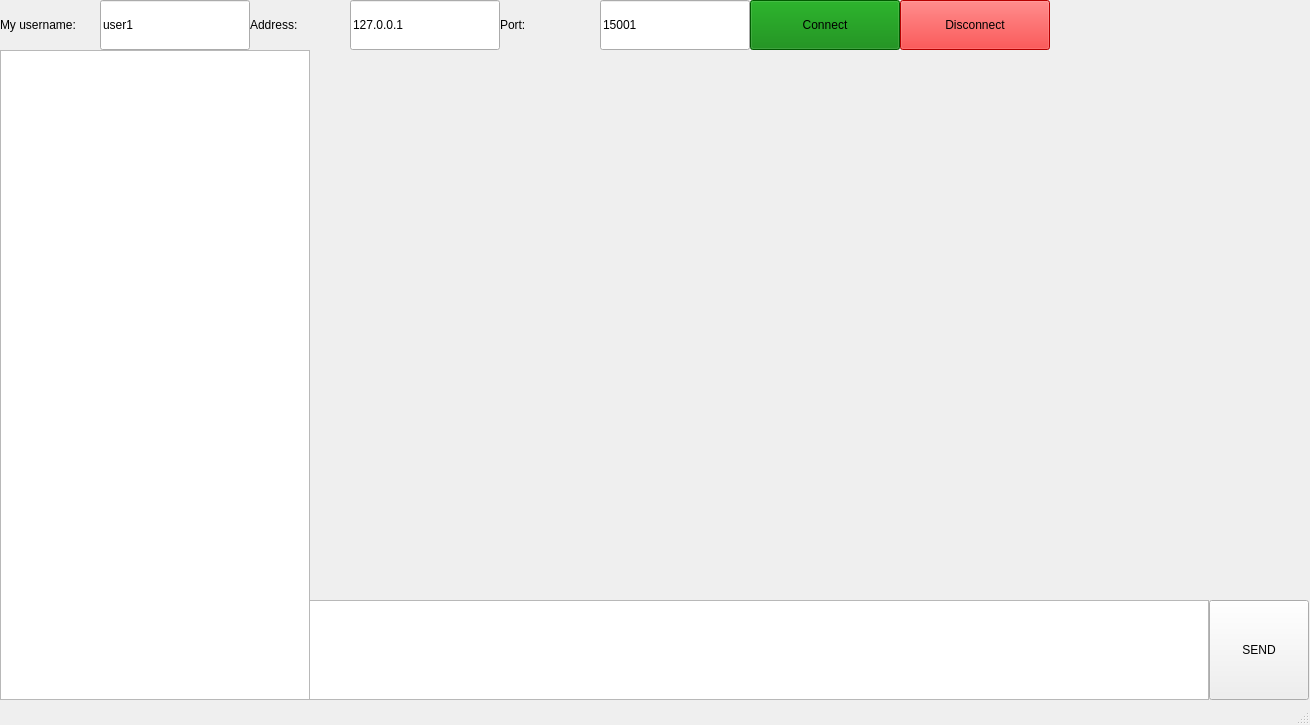
Yezhkova/TcpClient, file mainwindow.ui: the form before one commit.
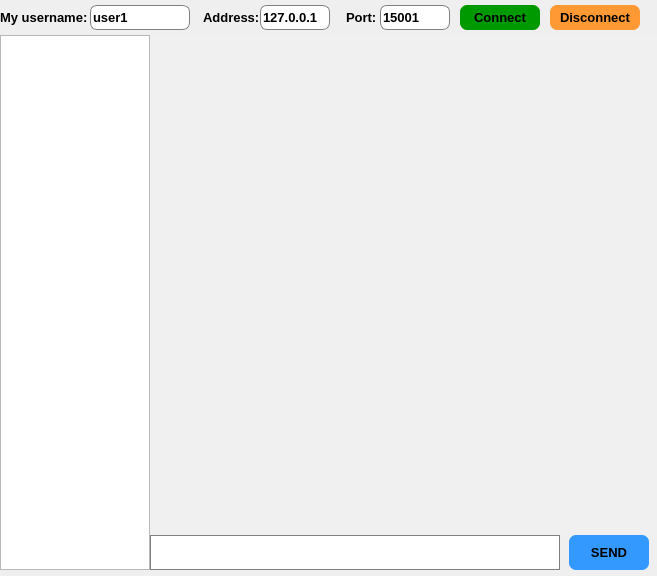
The form after the commit.

Patch:
```diff
--- a/mainwindow.ui
+++ b/mainwindow.ui
@@ -9,33 +9,67 @@
    <rect>
     <x>0</x>
     <y>0</y>
-    <width>1310</width>
-    <height>725</height>
+    <width>657</width>
+    <height>576</height>
    </rect>
   </property>
   <property name="windowTitle">
-   <string>MainWindow</string>
+   <string>Messenger</string>
+  </property>
+  <property name="styleSheet">
+   <string notr="true"/>
   </property>
   <widget class="QWidget" name="centralwidget">
    <widget class="QTextEdit" name="typeMessage">
     <property name="geometry">
      <rect>
-      <x>309</x>
-      <y>600</y>
-      <width>900</width>
-      <height>100</height>
+      <x>150</x>
+      <y>535</y>
+      <width>410</width>
+      <height>35</height>
      </rect>
     </property>
+    <property name="font">
+     <font>
+      <family>Segoe UI</family>
+      <pointsize>10</pointsize>
+      <italic>false</italic>
+      <bold>false</bold>
+     </font>
+    </property>
+    <property name="styleSheet">
+     <string notr="true">border: 1px solid grey;</string>
+    </property>
    </widget>
    <widget class="QPushButton" name="sendButton">
     <property name="geometry">
      <rect>
-      <x>1209</x>
-      <y>600</y>
-      <width>100</width>
-      <height>100</height>
+      <x>569</x>
+      <y>535</y>
+      <width>80</width>
+      <height>35</height>
      </rect>
     </property>
+    <property name="font">
+     <font>
+      <pointsize>10</pointsize>
+      <bold>true</bold>
+     </font>
+    </property>
+    <property name="styleSheet">
+     <string notr="true">QPushButton
+{	
+	background-color: #3399ff;
+	color: black;
+	border-radius: 7px;
+}
+QPushButton:disabled
+{
+	background-color:#b3d9ff;
+	color: grey;
+}
+</string>
+    </property>
     <property name="text">
      <string>SEND</string>
     </property>
@@ -44,40 +78,36 @@
     <property name="geometry">
      <rect>
       <x>0</x>
-      <y>50</y>
-      <width>310</width>
-      <height>650</height>
+      <y>35</y>
+      <width>150</width>
+      <height>535</height>
      </rect>
     </property>
-   </widget>
-   <widget class="QLabel" name="feed">
-    <property name="geometry">
-     <rect>
-      <x>309</x>
-      <y>50</y>
-      <width>1000</width>
-      <height>550</height>
-     </rect>
-    </property>
-    <property name="styleSheet">
-     <string notr="true">QLabel{
-	font: 12pt &quot;Segoe UI&quot;;
-	vertical-align: baseline;
-}</string>
-    </property>
-    <property name="text">
-     <string>&lt;html&gt;&lt;head/&gt;&lt;body&gt;&lt;p align=&quot;justify&quot;&gt;&lt;br/&gt;&lt;/p&gt;&lt;/body&gt;&lt;/html&gt;</string>
+    <property name="font">
+     <font>
+      <pointsize>12</pointsize>
+     </font>
     </property>
    </widget>
    <widget class="QLabel" name="myUsernameLabel">
     <property name="geometry">
      <rect>
       <x>0</x>
-      <y>0</y>
+      <y>5</y>
       <width>100</width>
-      <height>50</height>
+      <height>25</height>
      </rect>
     </property>
+    <property name="font">
+     <font>
+      <pointsize>10</pointsize>
+      <bold>true</bold>
+     </font>
+    </property>
+    <property name="styleSheet">
+     <string notr="true">border: transparent;
+</string>
+    </property>
     <property name="text">
      <string>My username: </string>
     </property>
@@ -85,12 +115,22 @@
    <widget class="QLineEdit" name="myUsernameEdit">
     <property name="geometry">
      <rect>
-      <x>100</x>
-      <y>0</y>
-      <width>150</width>
-      <height>50</height>
+      <x>90</x>
+      <y>5</y>
+      <width>100</width>
+      <height>25</height>
      </rect>
     </property>
+    <property name="font">
+     <font>
+      <pointsize>10</pointsize>
+      <bold>true</bold>
+     </font>
+    </property>
+    <property name="styleSheet">
+     <string notr="true">border: 1px solid grey;
+border-radius: 7px;</string>
+    </property>
     <property name="text">
      <string>user1</string>
     </property>
@@ -98,12 +138,22 @@
    <widget class="QLabel" name="addressLabel">
     <property name="geometry">
      <rect>
-      <x>250</x>
-      <y>0</y>
-      <width>100</width>
-      <height>50</height>
+      <x>203</x>
+      <y>5</y>
+      <width>70</width>
+      <height>25</height>
      </rect>
     </property>
+    <property name="font">
+     <font>
+      <pointsize>10</pointsize>
+      <bold>true</bold>
+     </font>
+    </property>
+    <property name="styleSheet">
+     <string notr="true">border: transparent;
+</string>
+    </property>
     <property name="text">
      <string>Address: </string>
     </property>
@@ -111,12 +161,22 @@
    <widget class="QLineEdit" name="addressEdit">
     <property name="geometry">
      <rect>
-      <x>350</x>
-      <y>0</y>
-      <width>150</width>
-      <height>50</height>
+      <x>260</x>
+      <y>5</y>
+      <width>70</width>
+      <height>25</height>
      </rect>
     </property>
+    <property name="font">
+     <font>
+      <pointsize>10</pointsize>
+      <bold>true</bold>
+     </font>
+    </property>
+    <property name="styleSheet">
+     <string notr="true">border: 1px solid grey;
+border-radius: 7px;</string>
+    </property>
     <property name="text">
      <string>127.0.0.1</string>
     </property>
@@ -124,14 +184,21 @@
    <widget class="QLabel" name="portLabel">
     <property name="geometry">
      <rect>
-      <x>500</x>
-      <y>0</y>
-      <width>100</width>
-      <height>50</height>
+      <x>346</x>
+      <y>5</y>
+      <width>50</width>
+      <height>25</height>
      </rect>
     </property>
+    <property name="font">
+     <font>
+      <pointsize>10</pointsize>
+      <bold>true</bold>
+     </font>
+    </property>
     <property name="styleSheet">
-     <string notr="true">border: solid grey;</string>
+     <string notr="true">border: transparent;
+</string>
     </property>
     <property name="text">
      <string>Port:</string>
@@ -140,12 +207,22 @@
    <widget class="QLineEdit" name="portEdit">
     <property name="geometry">
      <rect>
-      <x>600</x>
-      <y>0</y>
-      <width>150</width>
-      <height>50</height>
+      <x>380</x>
+      <y>5</y>
+      <width>70</width>
+      <height>25</height>
      </rect>
     </property>
+    <property name="font">
+     <font>
+      <pointsize>10</pointsize>
+      <bold>true</bold>
+     </font>
+    </property>
+    <property name="styleSheet">
+     <string notr="true">border: 1px solid grey;
+border-radius: 7px;</string>
+    </property>
     <property name="text">
      <string>15001</string>
     </property>
@@ -153,15 +230,38 @@
    <widget class="QPushButton" name="connectButton">
     <property name="geometry">
      <rect>
-      <x>750</x>
-      <y>0</y>
-      <width>150</width>
-      <height>50</height>
+      <x>460</x>
+      <y>5</y>
+      <width>80</width>
+      <height>25</height>
      </rect>
     </property>
+    <property name="font">
+     <font>
+      <pointsize>10</pointsize>
+      <bold>true</bold>
+     </font>
+    </property>
     <property name="styleSheet">
-     <string notr="true">background-color: green;
-color: black;</string>
+     <string notr="true">QPushButton 
+{	
+	background-color: #009900;
+	color: black;
+	border-radius: 7px;
+}
+
+QPushButton:pressed 
+{
+  background-color: green;
+}
+
+QPushButton:disabled
+{
+  background-color:#a8d194;
+  border-radius: 7px;
+  color: grey;
+}
+</string>
     </property>
     <property name="text">
      <string>Connect</string>
@@ -170,32 +270,50 @@
    <widget class="QPushButton" name="disconnectButton">
     <property name="geometry">
      <rect>
-      <x>900</x>
-      <y>0</y>
-      <width>150</width>
-      <height>50</height>
+      <x>550</x>
+      <y>5</y>
+      <width>90</width>
+      <height>25</height>
      </rect>
     </property>
+    <property name="font">
+     <font>
+      <pointsize>10</pointsize>
+      <bold>true</bold>
+     </font>
+    </property>
     <property name="styleSheet">
-     <string notr="true">background-color: red;
-color: black;</string>
+     <string notr="true">background-color:  #ff9933;
+color: black;
+border-radius: 7px;</string>
     </property>
     <property name="text">
      <string>Disсonnect</string>
     </property>
    </widget>
+   <widget class="QTextEdit" name="feed">
+    <property name="geometry">
+     <rect>
+      <x>150</x>
+      <y>35</y>
+      <width>510</width>
+      <height>500</height>
+     </rect>
+    </property>
+    <property name="font">
+     <font>
+      <pointsize>12</pointsize>
+     </font>
+    </property>
+    <property name="styleSheet">
+     <string notr="true">border: transparent;
+background-color: #f0f0f0;</string>
+    </property>
+    <property name="readOnly">
+     <bool>true</bool>
+    </property>
+   </widget>
   </widget>
-  <widget class="QMenuBar" name="menubar">
-   <property name="geometry">
-    <rect>
-     <x>0</x>
-     <y>0</y>
-     <width>1310</width>
-     <height>25</height>
-    </rect>
-   </property>
-  </widget>
-  <widget class="QStatusBar" name="statusbar"/>
   <action name="actiondfhg">
    <property name="text">
     <string>Exit chat</string>
```
